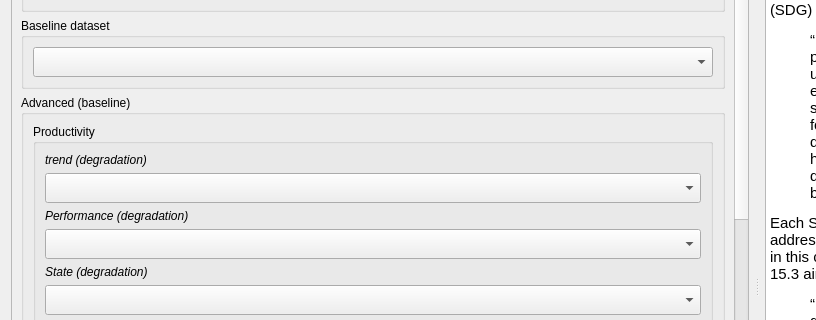
Qt form LDMP/gui/DlgCalculateLDNSummaryTableAdmin.ui (ConservationInternational/trends.earth) before a commit; both pictures show x 0 to 816 and y 96 to 416 of the 1032 by 792 pixel window.
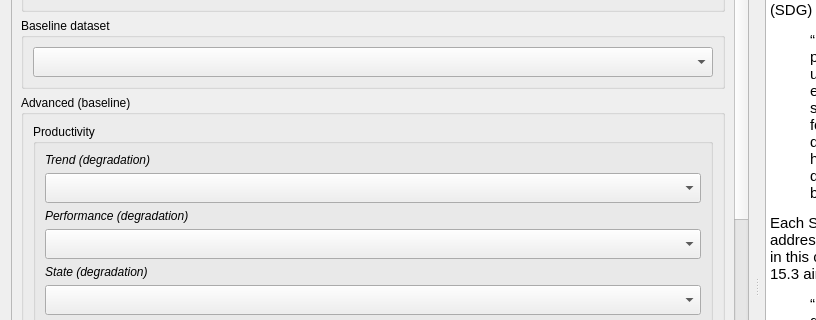
The same form after that commit. Custom widgets are drawn as their Qt base class.

The edit to the form file:
```diff
--- a/LDMP/gui/DlgCalculateLDNSummaryTableAdmin.ui
+++ b/LDMP/gui/DlgCalculateLDNSummaryTableAdmin.ui
@@ -345,7 +345,7 @@
                     </font>
                    </property>
                    <property name="text">
-                    <string>trend (degradation)</string>
+                    <string>Trend (degradation)</string>
                    </property>
                   </widget>
                  </item>
```
Left out of the diff: 2 changed lines with no effect on the pictures.
